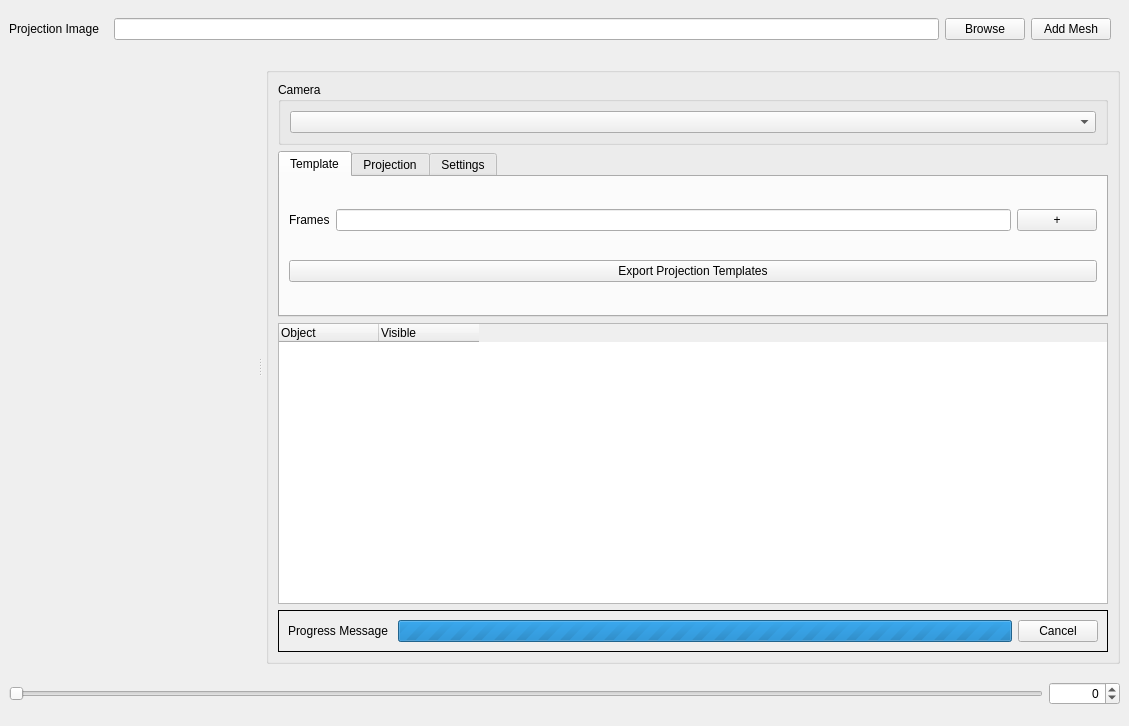
Before: the Qt Designer form src/projector.ui in markreidvfx/glprojectiontool, drawn with Qt 5.
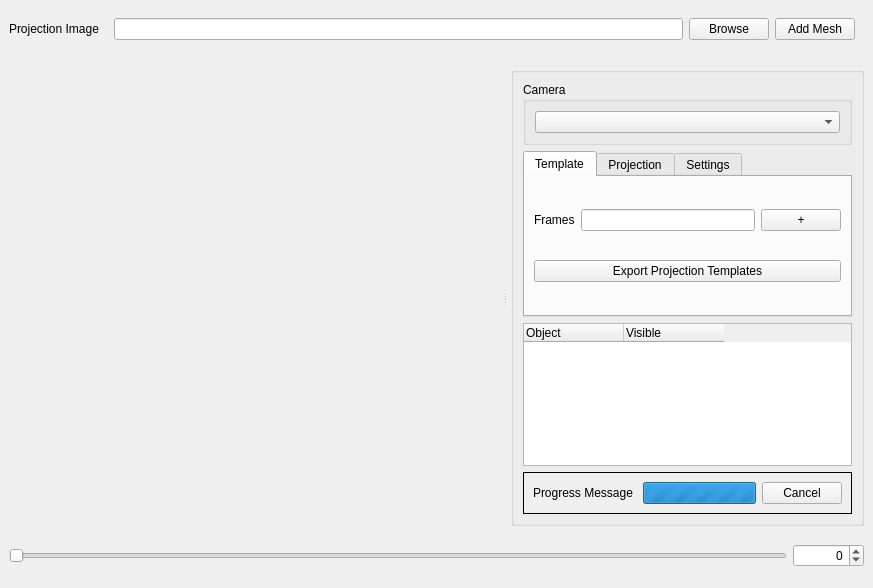
After: the same form once the commit is applied. Custom widgets are drawn as their Qt base class.

Commit message: fix camear size on new file

The edit to the form file:
```diff
--- a/src/projector.ui
+++ b/src/projector.ui
@@ -6,8 +6,8 @@
    <rect>
     <x>0</x>
     <y>0</y>
-    <width>1129</width>
-    <height>726</height>
+    <width>873</width>
+    <height>588</height>
    </rect>
   </property>
   <property name="sizePolicy">
@@ -132,8 +132,8 @@
         </property>
         <widget class="ProjectionWidget" name="projector" native="true">
          <property name="sizePolicy">
-          <sizepolicy hsizetype="Expanding" vsizetype="Preferred">
-           <horstretch>0</horstretch>
+          <sizepolicy hsizetype="Preferred" vsizetype="Preferred">
+           <horstretch>1</horstretch>
            <verstretch>0</verstretch>
           </sizepolicy>
          </property>
@@ -147,7 +147,7 @@
          </property>
          <property name="minimumSize">
           <size>
-           <width>0</width>
+           <width>320</width>
            <height>0</height>
           </size>
          </property>
```
The commit also changes 1 other file.
